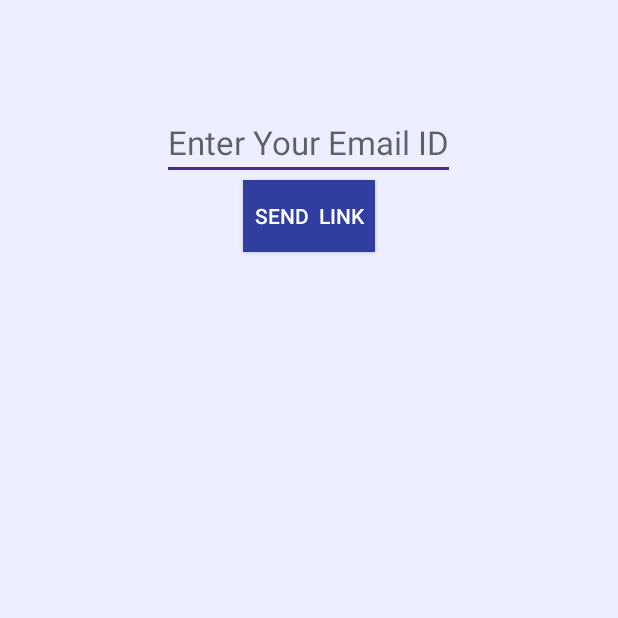
After one commit to harasaurus/Survey, an Android app: the ForgetpasswordActivity screen opened directly, with no data from a screen before it, on a phone screen of 412 x 824 dp, the top half of it. The commit adds this screen. Run offline under Robolectric (Android 15) with nearby library versions, the phone set to English and light mode, and no system bars.

Commit message:
forget password

```diff
--- a/app/build.gradle
+++ b/app/build.gradle
@@ -27,5 +27,6 @@ dependencies {
     })
     compile 'com.android.support:appcompat-v7:24.2.1'
     compile 'com.android.support:design:24.2.1'
+    compile 'com.android.support.constraint:constraint-layout:1.0.0-alpha7'
     testCompile 'junit:junit:4.12'
 }
--- a/app/src/main/AndroidManifest.xml
+++ b/app/src/main/AndroidManifest.xml
@@ -23,11 +23,11 @@
         <activity
             android:name=".LoginActivity"
             android:label="Login"
-            android:parentActivityName=".FirstActivity"/>
+            android:parentActivityName=".FirstActivity" />
         <activity
             android:name=".SignupActivity"
             android:label="Sign-Up"
-            android:parentActivityName=".FirstActivity"/>
+            android:parentActivityName=".FirstActivity" />
         <activity
             android:name=".PoliticsActivity"
             android:label="Politics"
@@ -43,7 +43,6 @@
             android:label="Travel"
             android:parentActivityName=".HomeActivity"
             android:theme="@style/AppInside" />
-
         <activity
             android:name=".LifestyleActivity"
             android:label="Life Style"
@@ -59,6 +58,7 @@
             android:label="Pop Culture"
             android:parentActivityName=".HomeActivity"
             android:theme="@style/AppInside" />
+        <activity android:name=".ForgetpasswordActivity"></activity>
     </application>
 
 </manifest>
--- /dev/null
+++ b/app/src/main/java/com/ops/newsurvey/ForgetpasswordActivity.java
@@ -0,0 +1,26 @@
+package com.ops.newsurvey;
+
+import android.content.Intent;
+import android.support.v7.app.AppCompatActivity;
+import android.os.Bundle;
+import android.view.View;
+import android.widget.Button;
+
+public class ForgetpasswordActivity extends AppCompatActivity {
+
+    @Override
+    protected void onCreate(Bundle savedInstanceState) {
+        super.onCreate(savedInstanceState);
+        setContentView(R.layout.activity_forgetpassword);
+        Button forget = (Button) findViewById(R.id.send);
+
+
+        forget.setOnClickListener(new View.OnClickListener() {
+            @Override
+            public void onClick(View v) {
+                Intent intent = new Intent(ForgetpasswordActivity.this,LoginActivity.class);
+                startActivity(intent);
+            }
+        });
+    }
+}
--- a/app/src/main/java/com/ops/newsurvey/LoginActivity.java
+++ b/app/src/main/java/com/ops/newsurvey/LoginActivity.java
@@ -55,6 +55,14 @@ public class LoginActivity extends AppCompatActivity {
             }
         });
 
+        TextView forget = (TextView) findViewById(R.id.forget);
+        forget.setOnClickListener(new View.OnClickListener() {
+            @Override
+            public void onClick(View v) {
+                Intent intent = new Intent(LoginActivity.this,ForgetpasswordActivity.class);
+                startActivity(intent);
+            }
+        });
         TextView noAccount = (TextView) findViewById(R.id.no_account);
         noAccount.setOnClickListener(new View.OnClickListener() {
             @Override
--- /dev/null
+++ b/app/src/main/res/layout/activity_forgetpassword.xml
@@ -0,0 +1,38 @@
+<?xml version="1.0" encoding="utf-8"?>
+<RelativeLayout
+    xmlns:android="http://schemas.android.com/apk/res/android"
+    xmlns:app="http://schemas.android.com/apk/res-auto"
+    xmlns:tools="http://schemas.android.com/tools"
+    android:id="@+id/activity_login"
+    android:layout_width="match_parent"
+    android:layout_height="match_parent"
+    tools:context="com.ops.newsurvey.LoginActivity"
+    android:orientation="vertical"
+    android:padding="20dp">
+    <EditText
+        android:hint="Enter Your Email ID"
+        android:layout_width="wrap_content"
+        android:layout_height="wrap_content"
+        android:layout_centerHorizontal="true"
+        android:id="@+id/textView"
+        android:inputType="textWebEmailAddress"
+        android:selectAllOnFocus="true"
+        android:textAppearance="@android:style/TextAppearance.DeviceDefault.Large"
+        android:layout_marginLeft="50dp"
+        android:layout_marginRight="50dp"
+        android:layout_marginTop="50dp" />
+
+    <Button
+        android:text="send  link"
+        android:layout_width="wrap_content"
+        android:layout_height="wrap_content"
+        android:id="@+id/send"
+        android:layout_below="@+id/textView"
+        android:layout_centerHorizontal="true"
+        android:layout_centerVertical="true"
+        android:background="@color/colorPrimaryDark"
+        android:textColor="#fff"
+        android:elevation="6dp" />
+
+
+</RelativeLayout>
--- a/app/src/main/res/layout/activity_login.xml
+++ b/app/src/main/res/layout/activity_login.xml
@@ -62,7 +62,7 @@
         android:layout_width="wrap_content"
         android:layout_height="wrap_content"
         android:layout_marginTop="20dp"
-        android:id="@+id/textView"
+        android:id="@+id/forget"
         android:textColor="@color/colorPrimaryDark"/>
 
     <TextView
```
Also changed, not shown: 1 other file.
